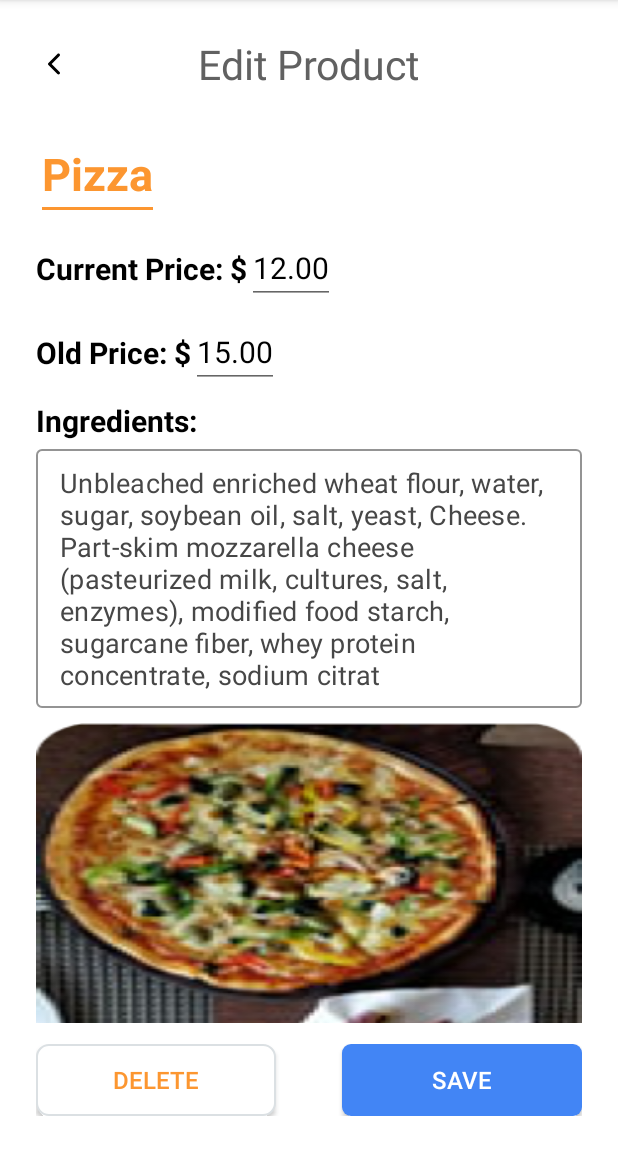
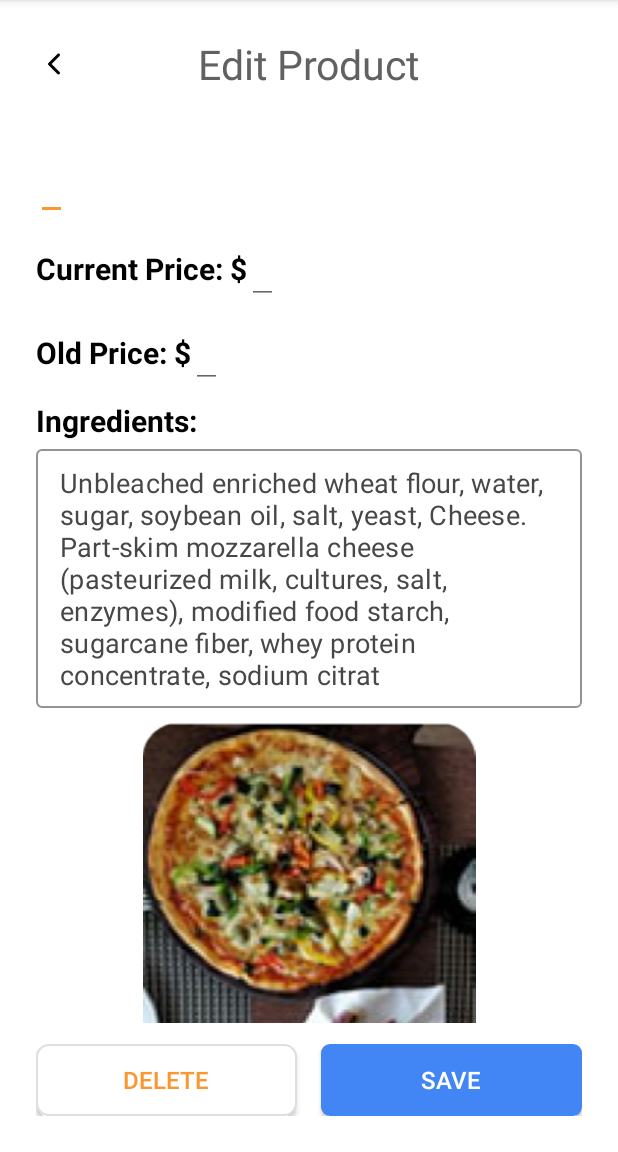
Before and after one commit to phuquang147/FoodShoppingAppAdmin, an Android app: the fragment EditProductFragment shown on its own in the app's theme, on a phone screen of 412 x 824 dp, the part 84-1236 px from its top. Run offline under Robolectric (Android 15) with nearby library versions, the phone set to English and light mode, and no system bars; our stand-ins replace data binding; 3 statements that could not run were skipped.

Commit message:
Add navigate to edit product

```diff
--- a/app/build.gradle
+++ b/app/build.gradle
@@ -3,6 +3,7 @@ plugins {
     id 'org.jetbrains.kotlin.android'
     id 'kotlin-android-extensions'
     id 'com.google.gms.google-services'
+    id 'androidx.navigation.safeargs.kotlin'
 }
 
 android {
--- a/app/src/main/java/xyz/daijoubuteam/foodshoppingappadmin/eatery/editproduct/EditProductFragment.kt
+++ /dev/null
@@ -1,60 +0,0 @@
-package xyz.daijoubuteam.foodshoppingappadmin.eatery.editproduct
-
-import android.os.Bundle
-import androidx.fragment.app.Fragment
-import android.view.LayoutInflater
-import android.view.View
-import android.view.ViewGroup
-import xyz.daijoubuteam.foodshoppingappadmin.R
-
-// TODO: Rename parameter arguments, choose names that match
-// the fragment initialization parameters, e.g. ARG_ITEM_NUMBER
-private const val ARG_PARAM1 = "param1"
-private const val ARG_PARAM2 = "param2"
-
-/**
- * A simple [Fragment] subclass.
- * Use the [EditProductFragment.newInstance] factory method to
- * create an instance of this fragment.
- */
-class EditProductFragment : Fragment() {
-    // TODO: Rename and change types of parameters
-    private var param1: String? = null
-    private var param2: String? = null
-
-    override fun onCreate(savedInstanceState: Bundle?) {
-        super.onCreate(savedInstanceState)
-        arguments?.let {
-            param1 = it.getString(ARG_PARAM1)
-            param2 = it.getString(ARG_PARAM2)
-        }
-    }
-
-    override fun onCreateView(
-        inflater: LayoutInflater, container: ViewGroup?,
-        savedInstanceState: Bundle?
-    ): View? {
-        // Inflate the layout for this fragment
-        return inflater.inflate(R.layout.fragment_edit_product, container, false)
-    }
-
-    companion object {
-        /**
-         * Use this factory method to create a new instance of
-         * this fragment using the provided parameters.
-         *
-         * @param param1 Parameter 1.
-         * @param param2 Parameter 2.
-         * @return A new instance of fragment EditProductFragment.
-         */
-        // TODO: Rename and change types and number of parameters
-        @JvmStatic
-        fun newInstance(param1: String, param2: String) =
-            EditProductFragment().apply {
-                arguments = Bundle().apply {
-                    putString(ARG_PARAM1, param1)
-                    putString(ARG_PARAM2, param2)
-                }
-            }
-    }
-}
--- a/app/src/main/java/xyz/daijoubuteam/foodshoppingappadmin/repositories/EateryRepository.kt
+++ b/app/src/main/java/xyz/daijoubuteam/foodshoppingappadmin/repositories/EateryRepository.kt
@@ -9,7 +9,6 @@ import com.google.firebase.ktx.Firebase
 import kotlinx.coroutines.tasks.await
 import kotlinx.coroutines.withTimeout
 import com.google.firebase.storage.ktx.storage
-import timber.log.Timber
 import xyz.daijoubuteam.foodshoppingappadmin.model.Eatery
 import xyz.daijoubuteam.foodshoppingappadmin.model.Product
 
@@ -52,7 +51,6 @@ class EateryRepository {
             val imageRef = storageRef.child("images/${uri.lastPathSegment}")
             imageRef.putFile(uri).await()
             val downloadUrl = imageRef.downloadUrl.await()
-            Timber.i(downloadUrl.toString())
             Result.success(downloadUrl)
         }catch (e: Exception){
             Result.failure(e)
--- a/app/src/main/java/xyz/daijoubuteam/foodshoppingappadmin/ui/products/ProductsFragment.kt
+++ b/app/src/main/java/xyz/daijoubuteam/foodshoppingappadmin/ui/products/ProductsFragment.kt
@@ -5,6 +5,7 @@ import android.util.Log
 import android.view.LayoutInflater
 import android.view.View
 import android.view.ViewGroup
+import androidx.appcompat.app.AppCompatActivity
 import androidx.databinding.DataBindingUtil
 import androidx.fragment.app.Fragment
 import androidx.lifecycle.ViewModelProvider
@@ -38,7 +39,7 @@ class ProductsFragment : Fragment() {
 
     private fun setupProductListViewAdapter() {
         binding.productRecyclerView.adapter = ProductAdapter(ProductAdapter.OnClickListener{
-//            findNavController().navigate(DetailEateryFragmentDirections.actionDetailEateryFragmentToProductToBagFragment(it))
+            findNavController().navigate(ProductsFragmentDirections.actionNavigationHomeToEditProductFragment(it))
         })
         val adapter = binding.productRecyclerView.adapter as ProductAdapter
         adapter.submitList(viewModel.productList.value)
--- /dev/null
+++ b/app/src/main/java/xyz/daijoubuteam/foodshoppingappadmin/ui/products/editproduct/EditProductFragment.kt
@@ -0,0 +1,36 @@
+package xyz.daijoubuteam.foodshoppingappadmin.ui.products.editproduct
+
+import android.os.Bundle
+import androidx.fragment.app.Fragment
+import android.view.LayoutInflater
+import android.view.View
+import android.view.ViewGroup
+import androidx.appcompat.app.AppCompatActivity
+import androidx.databinding.DataBindingUtil
+import androidx.lifecycle.ViewModelProvider
+import xyz.daijoubuteam.foodshoppingappadmin.R
+import xyz.daijoubuteam.foodshoppingappadmin.databinding.FragmentEditProductBinding
+import xyz.daijoubuteam.foodshoppingappadmin.model.Product
+
+class EditProductFragment : Fragment() {
+    private lateinit var binding: FragmentEditProductBinding
+    private lateinit var productProperty: Product
+    private val viewModel: EditProductViewModel by lazy {
+        val application = requireNotNull(activity).application
+        productProperty = EditProductFragmentArgs.fromBundle(requireArguments()).productSelected
+        val viewModelFactory = EditProductViewModelFactory(productProperty,application)
+        ViewModelProvider(this, viewModelFactory)[EditProductViewModel::class.java]
+    }
+
+    override fun onCreateView(
+        inflater: LayoutInflater,
+        container: ViewGroup?,
+        savedInstanceState: Bundle?
+    ): View {
+        binding = DataBindingUtil.inflate(inflater, R.layout.fragment_edit_product, container, false)
+        binding.lifecycleOwner = viewLifecycleOwner
+        binding.viewModel = viewModel
+
+        return binding.root
+    }
+}
--- a/app/src/main/java/xyz/daijoubuteam/foodshoppingappadmin/eatery/newproduct/NewProductFragment.kt
+++ b/app/src/main/java/xyz/daijoubuteam/foodshoppingappadmin/ui/products/newproduct/NewProductFragment.kt
@@ -1,4 +1,4 @@
-package xyz.daijoubuteam.foodshoppingappadmin.eatery.newproduct
+package xyz.daijoubuteam.foodshoppingappadmin.ui.products.newproduct
 
 import android.os.Bundle
 import android.view.LayoutInflater
--- a/app/src/main/java/xyz/daijoubuteam/foodshoppingappadmin/eatery/newproduct/NewProductViewModel.kt
+++ b/app/src/main/java/xyz/daijoubuteam/foodshoppingappadmin/ui/products/newproduct/NewProductViewModel.kt
@@ -1,4 +1,4 @@
-package xyz.daijoubuteam.foodshoppingappadmin.eatery.newproduct
+package xyz.daijoubuteam.foodshoppingappadmin.ui.products.newproduct
 
 import android.net.Uri
 import androidx.lifecycle.LiveData
@@ -7,7 +7,6 @@ import androidx.lifecycle.ViewModel
 import androidx.lifecycle.viewModelScope
 import kotlinx.coroutines.launch
 import xyz.daijoubuteam.foodshoppingappadmin.MainApplication
-import xyz.daijoubuteam.foodshoppingappadmin.model.Eatery
 import xyz.daijoubuteam.foodshoppingappadmin.model.Product
 import xyz.daijoubuteam.foodshoppingappadmin.repositories.EateryRepository
 
--- a/app/src/main/java/xyz/daijoubuteam/foodshoppingappadmin/eatery/newproduct/NewProductViewModelFactory.kt
+++ b/app/src/main/java/xyz/daijoubuteam/foodshoppingappadmin/ui/products/newproduct/NewProductViewModelFactory.kt
@@ -1,4 +1,4 @@
-package xyz.daijoubuteam.foodshoppingappadmin.eatery.newproduct
+package xyz.daijoubuteam.foodshoppingappadmin.ui.products.newproduct
 
 import androidx.lifecycle.ViewModel
 import androidx.lifecycle.ViewModelProvider
--- a/app/src/main/res/layout/fragment_edit_product.xml
+++ b/app/src/main/res/layout/fragment_edit_product.xml
@@ -4,7 +4,9 @@
     xmlns:tools="http://schemas.android.com/tools">
 
     <data>
-
+        <variable
+            name="viewModel"
+            type="xyz.daijoubuteam.foodshoppingappadmin.ui.products.editproduct.EditProductViewModel" />
     </data>
 
     <androidx.constraintlayout.widget.ConstraintLayout
@@ -70,8 +72,8 @@
                             android:textStyle="bold"
                             android:backgroundTint="@color/orange_400"
                             android:textCursorDrawable="@color/orange_400"
-                            android:text="Pizza"
-                            tools:ignore="HardcodedText"/>
+                            android:text="@{viewModel.selectedProperty.name}"
+                            tools:text="Pizza"/>
                         <androidx.constraintlayout.widget.ConstraintLayout
                             android:layout_width="match_parent"
                             android:layout_height="wrap_content"
@@ -93,10 +95,13 @@
                                 android:layout_height="wrap_content"
                                 android:textColor="@color/black"
                                 android:textSize="20sp"
+                                android:digits="0123456789."
+                                android:inputType="numberDecimal"
                                 app:layout_constraintStart_toEndOf="@id/tvCurrentPrice"
                                 app:layout_constraintTop_toTopOf="@id/tvCurrentPrice"
                                 app:layout_constraintBottom_toBottomOf="@id/tvCurrentPrice"
-                                android:text="12.00"
+                                android:text="@{viewModel.selectedProperty.newPrice.toString()}"
+                                tools:text="12.00"
                                 tools:ignore="HardcodedText"/>
                         </androidx.constraintlayout.widget.ConstraintLayout>
                         <androidx.constraintlayout.widget.ConstraintLayout
@@ -123,7 +128,8 @@
                                 app:layout_constraintStart_toEndOf="@id/tvOldPrice"
                                 app:layout_constraintTop_toTopOf="@id/tvOldPrice"
                                 app:layout_constraintBottom_toBottomOf="@id/tvOldPrice"
-                                android:text="15.00"
+                                android:text="@{viewModel.selectedProperty.oldPrice.toString()}"
+                                tools:text="15.00"
                                 tools:ignore="HardcodedText"/>
                         </androidx.constraintlayout.widget.ConstraintLayout>
                             <TextView
@@ -159,7 +165,7 @@
                             android:layout_width="match_parent"
                             android:layout_height="wrap_content"
                             android:layout_marginVertical="10dp"
-                            android:scaleType="fitXY"
+                            android:scaleType="fitCenter"
                             android:src="@drawable/img_rectangle44"/>
                         <androidx.appcompat.widget.AppCompatButton
                             android:id="@+id/btn_select_image"
@@ -187,11 +193,13 @@
             app:layout_constraintBottom_toBottomOf="parent">
             <androidx.appcompat.widget.AppCompatButton
                 android:id="@+id/btn_delete"
-            android:layout_width="160dp"
+                android:layout_width="0dp"
                 android:layout_height="wrap_content"
                 app:layout_constraintTop_toTopOf="parent"
                 app:layout_constraintStart_toStartOf="parent"
                 app:layout_constraintBottom_toBottomOf="parent"
+                app:layout_constraintEnd_toStartOf="@id/btn_save"
+                android:layout_marginRight="8dp"
                 android:background="@drawable/rectangle_bg_white_a700_border_gray_300_radius_8"
                 android:ellipsize="end"
                 android:singleLine="true"
@@ -203,11 +211,13 @@
                 android:text="delete" />
             <androidx.appcompat.widget.AppCompatButton
                 android:id="@+id/btn_save"
-                android:layout_width="160dp"
+                android:layout_width="0dp"
                 android:layout_height="wrap_content"
                 app:layout_constraintTop_toTopOf="parent"
                 app:layout_constraintEnd_toEndOf="parent"
                 app:layout_constraintBottom_toBottomOf="parent"
+                app:layout_constraintStart_toEndOf="@id/btn_delete"
+                android:layout_marginLeft="8dp"
                 android:background="@drawable/rectangle_bg_blue_a200_radius_6"
                 android:ellipsize="end"
                 android:singleLine="true"
--- a/app/src/main/res/layout/fragment_new_product.xml
+++ b/app/src/main/res/layout/fragment_new_product.xml
@@ -6,7 +6,7 @@
     <data>
         <variable
             name="viewmodel"
-            type="xyz.daijoubuteam.foodshoppingappadmin.eatery.newproduct.NewProductViewModel" />
+            type="xyz.daijoubuteam.foodshoppingappadmin.ui.products.newproduct.NewProductViewModel" />
     </data>
 
     <androidx.constraintlayout.widget.ConstraintLayout
--- a/build.gradle
+++ b/build.gradle
@@ -1,6 +1,8 @@
 buildscript {
     dependencies {
         classpath 'com.google.gms:google-services:4.3.10'
+        def nav_version = "2.4.2"
+        classpath "androidx.navigation:navigation-safe-args-gradle-plugin:$nav_version"
     }
     repositories {
         mavenCentral()
```
Also changed, not shown: app/src/main/java/xyz/daijoubuteam/foodshoppingappadmin/ui/products/editproduct/EditProductViewModel.kt (added, +17 -0 lines), app/src/main/java/xyz/daijoubuteam/foodshoppingappadmin/ui/products/editproduct/EditProductViewModelFactory.kt (added, +18 -0 lines), app/src/main/res/navigation/mobile_navigation.xml (+13 -1 lines). Lines whose indentation alone changed are shown as unchanged.
